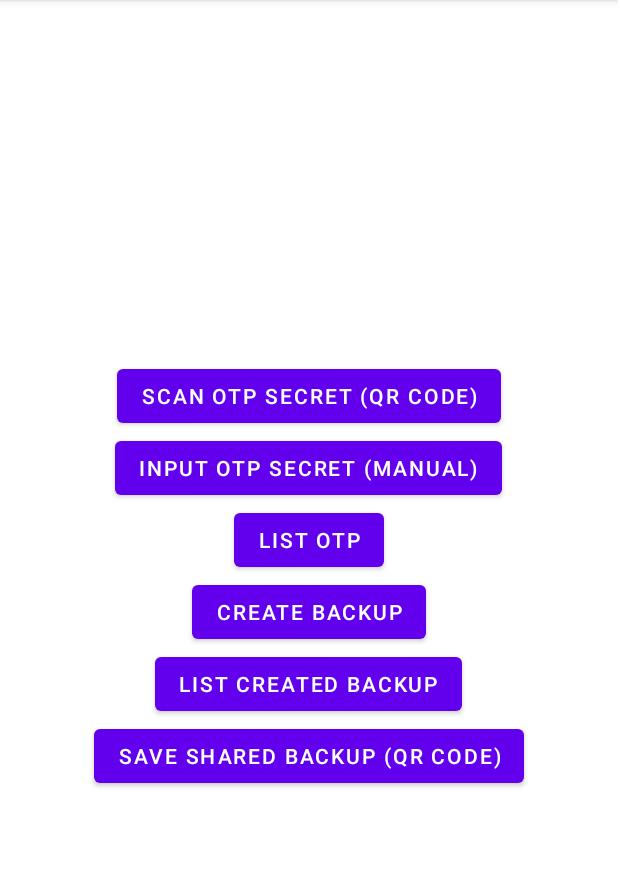
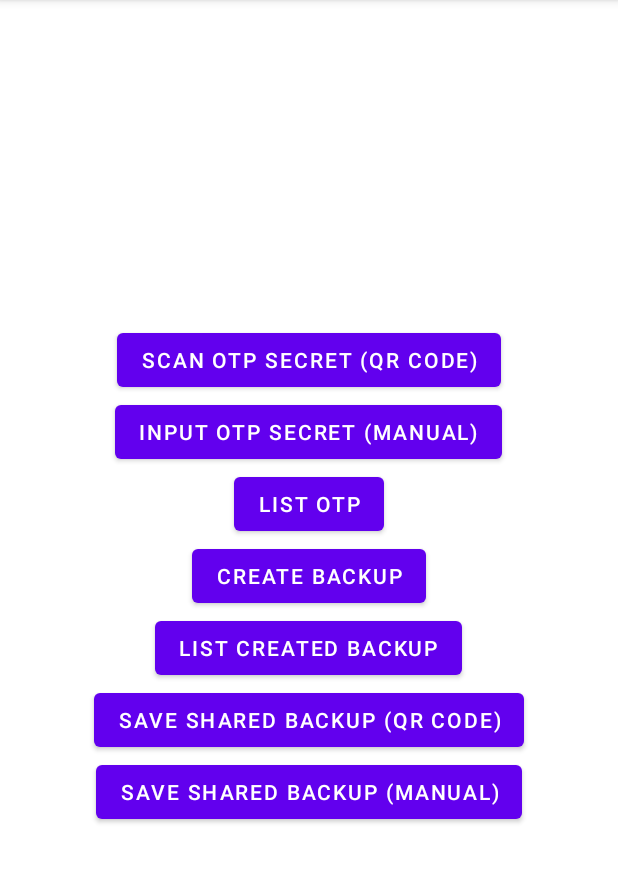
Before and after one commit to prajnapras19/OTPGeneratorWithRecovery, an Android app: the screen it shows after launch (MainActivity), on a phone screen of 412 x 824 dp, the part 84-967 px from its top. Run offline under Robolectric (Android 15) with nearby library versions, the phone set to English and light mode, and no system bars; our stand-ins replace navigation-ui.

Commit message:
feat: skeleton for save shared backup manual input

```diff
--- a/app/src/main/java/com/example/otpgeneratorwithrecovery/FirstFragment.java
+++ b/app/src/main/java/com/example/otpgeneratorwithrecovery/FirstFragment.java
@@ -73,6 +73,14 @@ public class FirstFragment extends Fragment {
                         .navigate(R.id.action_FirstFragment_to_SaveSharedBackupQRCodeFragment);
             }
         });
+
+        binding.buttonFirstToSaveSharedBackupManualInput.setOnClickListener(new View.OnClickListener() {
+            @Override
+            public void onClick(View view) {
+                NavHostFragment.findNavController(FirstFragment.this)
+                        .navigate(R.id.action_FirstFragment_to_SaveSharedBackupManualInputFragment);
+            }
+        });
     }
 
     @Override
--- a/app/src/main/res/layout/fragment_first.xml
+++ b/app/src/main/res/layout/fragment_first.xml
@@ -56,7 +56,6 @@
             app:layout_constraintEnd_toEndOf="parent"
             app:layout_constraintTop_toTopOf="parent"
             app:layout_constraintStart_toStartOf="parent"/>
-
         <Button
             android:id="@+id/button_first_to_save_shared_backup_qr_code"
             android:layout_width="wrap_content"
@@ -66,5 +65,14 @@
             app:layout_constraintEnd_toEndOf="parent"
             app:layout_constraintTop_toTopOf="parent"
             app:layout_constraintStart_toStartOf="parent"/>
+        <Button
+            android:id="@+id/button_first_to_save_shared_backup_manual_input"
+            android:layout_width="wrap_content"
+            android:layout_height="wrap_content"
+            android:text="@string/save_shared_backup_manual_input"
+            app:layout_constraintBottom_toBottomOf="parent"
+            app:layout_constraintEnd_toEndOf="parent"
+            app:layout_constraintTop_toTopOf="parent"
+            app:layout_constraintStart_toStartOf="parent"/>
     </LinearLayout>
 </androidx.constraintlayout.widget.ConstraintLayout>
--- a/app/src/main/res/navigation/nav_graph.xml
+++ b/app/src/main/res/navigation/nav_graph.xml
@@ -27,6 +27,9 @@
         <action
             android:id="@+id/action_FirstFragment_to_SaveSharedBackupQRCodeFragment"
             app:destination="@id/SaveSharedBackupQRCodeFragment" />
+        <action
+            android:id="@+id/action_FirstFragment_to_SaveSharedBackupManualInputFragment"
+            app:destination="@id/SaveSharedBackupManualInputFragment" />
     </fragment>
     <fragment
         android:id="@+id/OTPSecretQRCodeScannerFragment"
@@ -68,6 +71,12 @@
         tools:layout="@layout/fragment_show_qr_code">
     </fragment>
     <fragment
+        android:id="@+id/SaveSharedBackupManualInputFragment"
+        android:name="com.example.otpgeneratorwithrecovery.SaveSharedBackupManualInputFragment"
+        android:label="@string/save_shared_backup_manual_input"
+        tools:layout="@layout/fragment_save_shared_backup_manual_input">
+    </fragment>
+    <fragment
         android:id="@+id/SaveSharedBackupQRCodeFragment"
         android:name="com.example.otpgeneratorwithrecovery.SaveSharedBackupQRCodeFragment"
         android:label="@string/save_shared_backup_qr_code"
--- a/app/src/main/res/values/strings.xml
+++ b/app/src/main/res/values/strings.xml
@@ -7,6 +7,7 @@
     <string name="create_backup_fragment_label">Create Backup</string>
     <string name="list_created_backup_fragment_label">List Created Backup</string>
     <string name="save_shared_backup_qr_code">Save Shared Backup (QR Code)</string>
+    <string name="save_shared_backup_manual_input">Save Shared Backup (manual)</string>
 
     <string name="camera_permission_rationale_title">Permission Needed For Camera</string>
     <string name="camera_permission_rationale_message">This permission is needed to scan the QR code.</string>
@@ -14,6 +15,7 @@
     <string name="secret_is_required">Secret (required)</string>
     <string name="issuer_is_optional">Issuer (optional, default: unknown)</string>
     <string name="account_name_is_optional">Account Name (optional, default: unknown)</string>
+    <string name="backup_is_required">Backup (required)</string>
 
     <string name="add_recipient">Add Recipient</string>
     <string name="submit">Submit</string>
```
Also changed, not shown: app/src/main/java/com/example/otpgeneratorwithrecovery/SaveSharedBackupManualInputFragment.java (added, +35 -0 lines), app/src/main/res/layout/fragment_save_shared_backup_manual_input.xml (added, +36 -0 lines).
